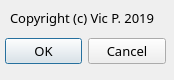
This is src/main/resources/base/about.ui in vn-os/Qt-Websocket-Client-Secure as Qt 5 draws it before an edit. The edited form follows.
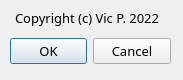
This is the edited form. Icons and pictures are not drawn.

The edit to the form file:
```diff
--- a/src/main/resources/base/about.ui
+++ b/src/main/resources/base/about.ui
@@ -6,7 +6,7 @@
    <rect>
     <x>0</x>
     <y>0</y>
-    <width>174</width>
+    <width>183</width>
     <height>80</height>
    </rect>
   </property>
@@ -29,7 +29,7 @@
   <widget class="QDialogButtonBox" name="buttonBox">
    <property name="geometry">
     <rect>
-     <x>5</x>
+     <x>10</x>
      <y>35</y>
      <width>161</width>
      <height>32</height>
@@ -45,14 +45,14 @@
   <widget class="QLabel" name="label">
    <property name="geometry">
     <rect>
-     <x>10</x>
+     <x>15</x>
      <y>10</y>
-     <width>166</width>
+     <width>156</width>
      <height>16</height>
     </rect>
    </property>
    <property name="text">
-    <string>Copyright (c) Vic P. 2019</string>
+    <string>Copyright (c) Vic P. 2022</string>
    </property>
   </widget>
  </widget>
```
